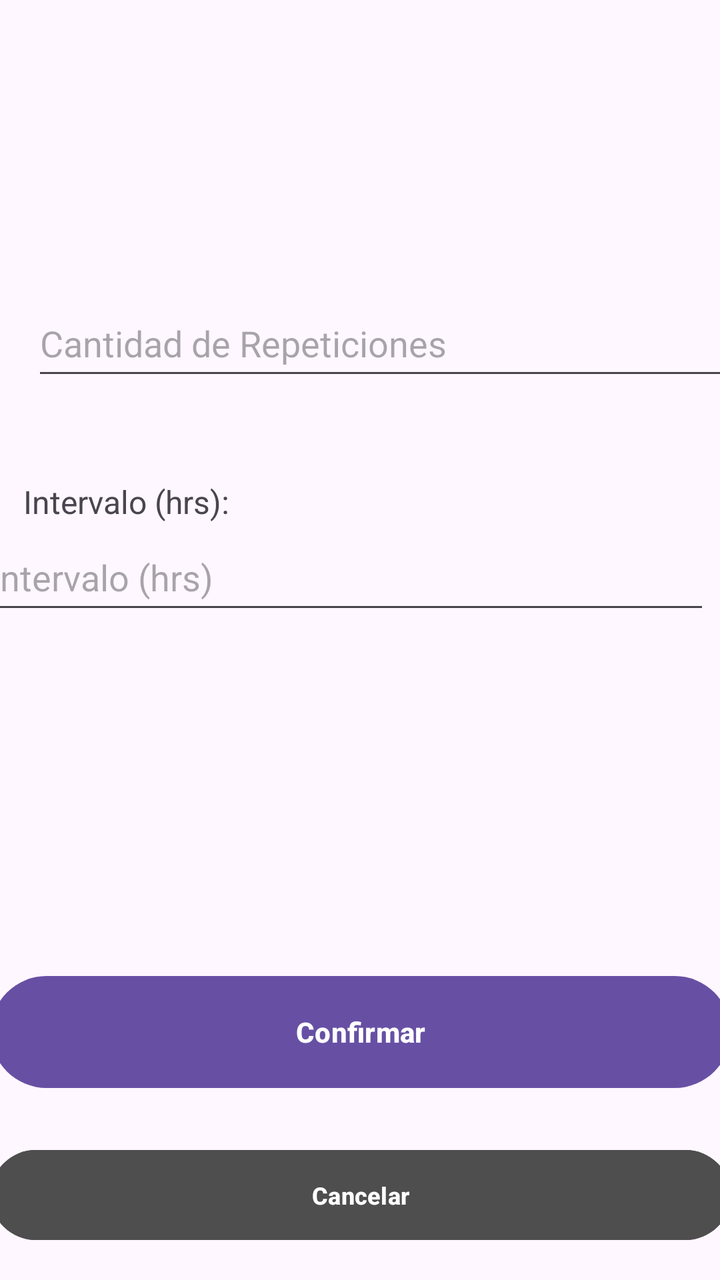
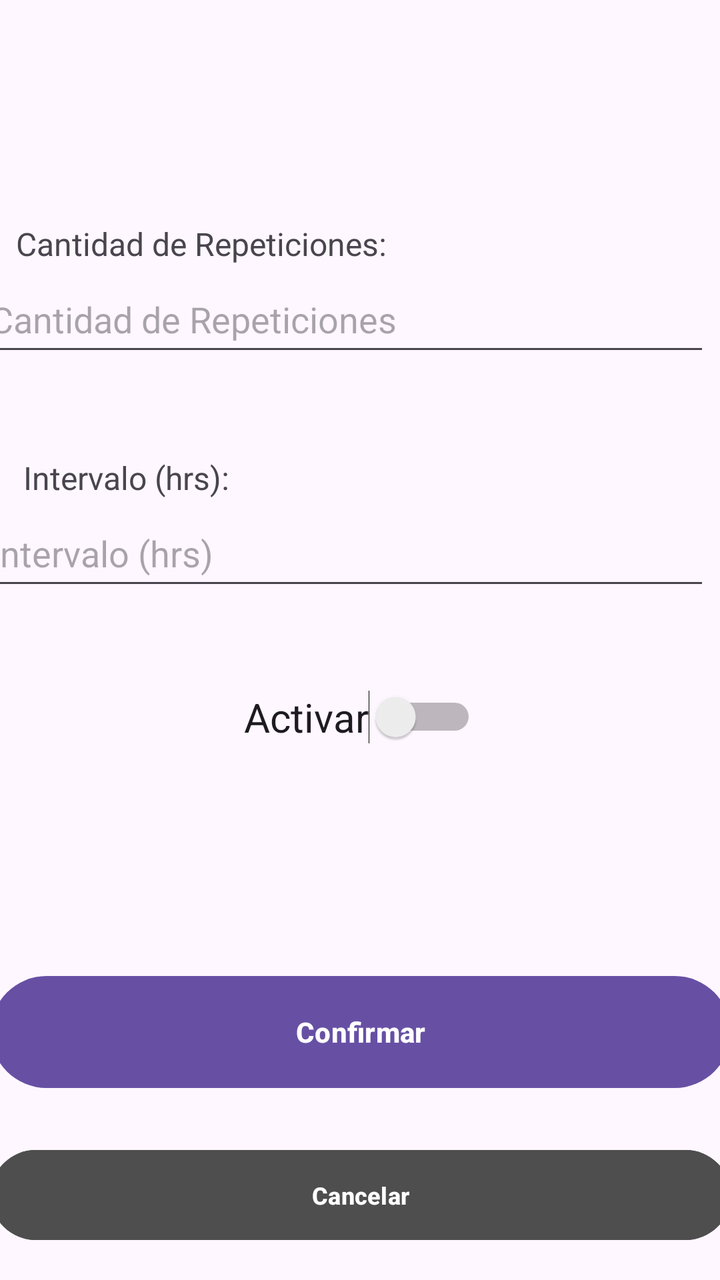

Compare the two renders of this Android layout. The source of the first and the diff that turns it into the second are given below.
<!-- AndroidManifest.xml: application theme Theme.MobilesVC -->
<!-- res/layout/recordatorio_edit_view.xml -->
<?xml version="1.0" encoding="utf-8"?>
<androidx.constraintlayout.widget.ConstraintLayout xmlns:android="http://schemas.android.com/apk/res/android"
    xmlns:app="http://schemas.android.com/apk/res-auto"
    xmlns:tools="http://schemas.android.com/tools"
    android:layout_width="match_parent"
    android:layout_height="match_parent">

    <TextView
        android:id="@+id/textView49"
        android:layout_width="200dp"
        android:layout_height="22dp"
        android:layout_marginTop="296dp"
        android:text="Cantidad de Repeticiones:"
        android:textSize="16sp"
        app:layout_constraintBottom_toTopOf="@+id/vCantidadEdit"
        app:layout_constraintEnd_toEndOf="parent"
        app:layout_constraintHorizontal_bias="0.051"
        app:layout_constraintStart_toStartOf="parent"
        app:layout_constraintTop_toTopOf="parent"
        app:layout_constraintVertical_bias="1.0" />

    <TextView
        android:id="@+id/textView48"
        android:layout_width="130dp"
        android:layout_height="22dp"
        android:text="Intervalo (hrs):"
        android:textSize="16sp"
        app:layout_constraintBottom_toTopOf="@+id/vIntervaloEdit"
        app:layout_constraintEnd_toEndOf="parent"
        app:layout_constraintHorizontal_bias="0.051"
        app:layout_constraintStart_toStartOf="parent" />

    <com.google.android.material.textfield.TextInputEditText
        android:id="@+id/vIntervaloEdit"
        android:layout_width="364dp"
        android:layout_height="50dp"
        android:layout_marginStart="16dp"
        android:layout_marginEnd="31dp"
        android:layout_marginBottom="172dp"
        android:hint="Intervalo (hrs)"
        app:layout_constraintBottom_toTopOf="@+id/vEditRecordatorio"
        app:layout_constraintEnd_toEndOf="parent"
        app:layout_constraintHorizontal_bias="0.5"
        app:layout_constraintStart_toStartOf="parent" />

    <com.google.android.material.textfield.TextInputEditText
        android:id="@+id/vCantidadEdit"
        android:layout_width="364dp"
        android:layout_height="50dp"
        android:layout_marginStart="16dp"
        android:layout_marginEnd="31dp"
        android:layout_marginBottom="67dp"
        android:hint="Cantidad de Repeticiones"
        app:layout_constraintBottom_toTopOf="@+id/vIntervaloEdit"
        app:layout_constraintEnd_toEndOf="parent"
        app:layout_constraintHorizontal_bias="0.0"
        app:layout_constraintStart_toStartOf="parent" />

    <Button
        android:id="@+id/vEditRecordatorio"
        android:layout_width="370dp"
        android:layout_height="64dp"
        android:layout_marginBottom="92dp"
        android:paddingVertical="14dp"
        android:text="Confirmar"
        android:textStyle="bold"
        app:layout_constraintBottom_toBottomOf="parent"
        app:layout_constraintEnd_toEndOf="parent"
        app:layout_constraintHorizontal_bias="0.5"
        app:layout_constraintStart_toStartOf="parent" />

    <TextView
        android:id="@+id/textView7"
        android:layout_width="wrap_content"
        android:layout_height="wrap_content"
        android:layout_marginStart="97dp"
        android:layout_marginTop="58dp"
        android:layout_marginEnd="97dp"
        android:layout_marginBottom="143dp"
        android:fontFamily="sans-serif"
        android:text="Editar Recordatorio"
        android:textColor="#000000"
        android:textSize="34sp"
        android:textStyle="bold|italic"
        app:layout_constraintBottom_toTopOf="@+id/vCantidadEdit"
        app:layout_constraintEnd_toEndOf="parent"
        app:layout_constraintStart_toStartOf="parent"
        app:layout_constraintTop_toTopOf="parent"
        tools:textSize="26sp" />

    <Button
        android:id="@+id/vVolverRecordatorioEdit"
        android:layout_width="370dp"
        android:layout_height="53dp"
        android:layout_marginHorizontal="24dp"
        android:layout_marginBottom="16dp"
        android:backgroundTint="#4E4E4E"
        android:paddingVertical="10dp"
        android:text="Cancelar"
        android:textSize="12sp"
        android:textStyle="bold"
        android:visibility="visible"
        app:layout_constraintBottom_toBottomOf="parent"
        app:layout_constraintEnd_toEndOf="parent"
        app:layout_constraintHorizontal_bias="0.5"
        app:layout_constraintStart_toStartOf="parent" />

</androidx.constraintlayout.widget.ConstraintLayout>
<!-- resources referenced by this layout -->
<resources>
  <style name="Theme.MobilesVC" parent="Base.Theme.MobilesVC" />
  <style name="Base.Theme.MobilesVC" parent="Theme.Material3.DayNight.NoActionBar">
          
          
      </style>
</resources>

<!-- the commit's change to res/layout/recordatorio_edit_view.xml (unified diff, before → after) -->
@@ -9,15 +9,12 @@
         android:id="@+id/textView49"
         android:layout_width="200dp"
         android:layout_height="22dp"
-        android:layout_marginTop="296dp"
         android:text="Cantidad de Repeticiones:"
         android:textSize="16sp"
         app:layout_constraintBottom_toTopOf="@+id/vCantidadEdit"
         app:layout_constraintEnd_toEndOf="parent"
         app:layout_constraintHorizontal_bias="0.051"
-        app:layout_constraintStart_toStartOf="parent"
-        app:layout_constraintTop_toTopOf="parent"
-        app:layout_constraintVertical_bias="1.0" />
+        app:layout_constraintStart_toStartOf="parent" />
 
     <TextView
         android:id="@+id/textView48"
@@ -36,9 +33,9 @@
         android:layout_height="50dp"
         android:layout_marginStart="16dp"
         android:layout_marginEnd="31dp"
-        android:layout_marginBottom="172dp"
+        android:layout_marginBottom="45dp"
         android:hint="Intervalo (hrs)"
-        app:layout_constraintBottom_toTopOf="@+id/vEditRecordatorio"
+        app:layout_constraintBottom_toTopOf="@+id/vEditEstado"
         app:layout_constraintEnd_toEndOf="parent"
         app:layout_constraintHorizontal_bias="0.5"
         app:layout_constraintStart_toStartOf="parent" />
@@ -53,7 +50,7 @@
         android:hint="Cantidad de Repeticiones"
         app:layout_constraintBottom_toTopOf="@+id/vIntervaloEdit"
         app:layout_constraintEnd_toEndOf="parent"
-        app:layout_constraintHorizontal_bias="0.0"
+        app:layout_constraintHorizontal_bias="0.5"
         app:layout_constraintStart_toStartOf="parent" />
 
     <Button
@@ -105,4 +102,17 @@
         app:layout_constraintHorizontal_bias="0.5"
         app:layout_constraintStart_toStartOf="parent" />
 
+    <Switch
+        android:id="@+id/vEditEstado"
+        android:layout_width="wrap_content"
+        android:layout_height="wrap_content"
+        android:layout_marginBottom="112dp"
+        android:text="Activar"
+        android:textSize="20sp"
+        app:layout_constraintBottom_toTopOf="@+id/vEditRecordatorio"
+        app:layout_constraintEnd_toEndOf="parent"
+        app:layout_constraintHorizontal_bias="0.5"
+        app:layout_constraintStart_toStartOf="parent"
+        tools:textSize="20sp" />
+
 </androidx.constraintlayout.widget.ConstraintLayout>
